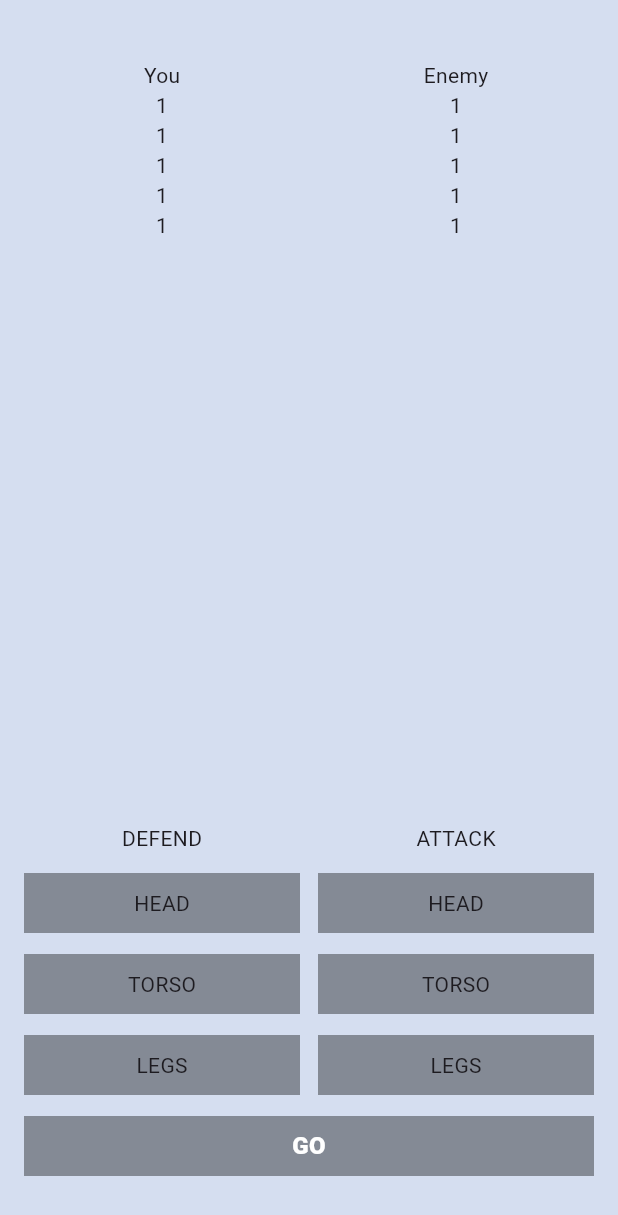
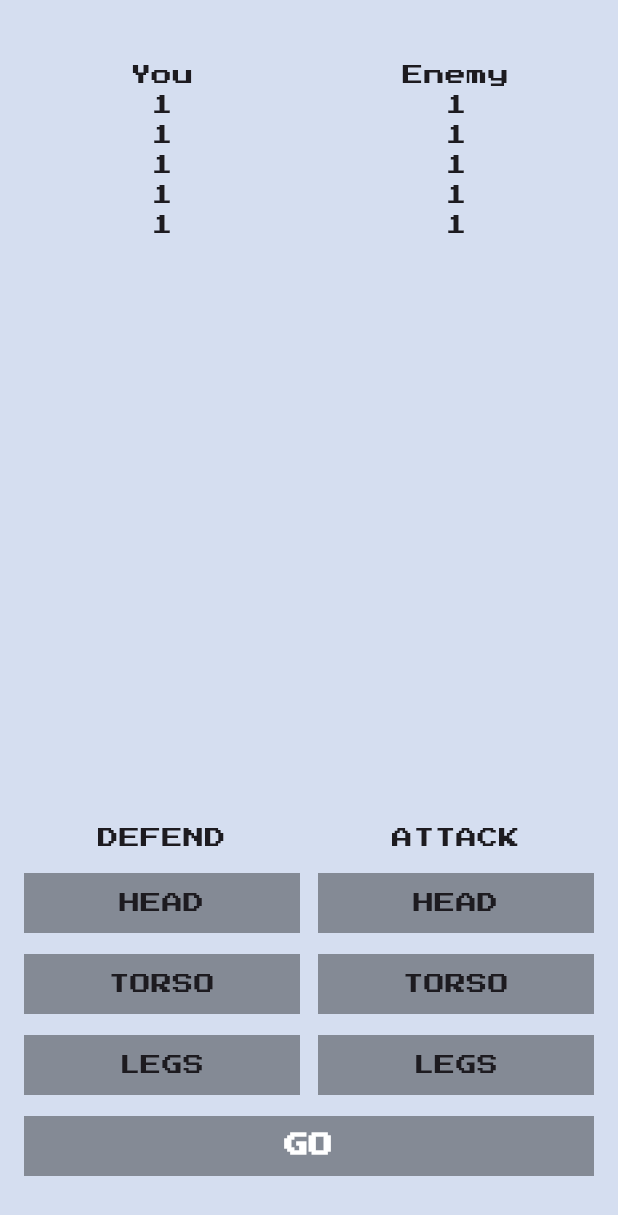
Before and after one commit to rawthriver/flutter_fight_club, a Flutter app: the screen it shows after launch, on a phone screen of 412 x 824 dp. Shown: the top 1215 px of the screen. Run offline on Flutter 3.47's test engine with Material 3 defaults, Android fonts, the phone set to English and light mode, and no system bars; our stand-ins replace google_fonts.

Commit message:
starting new branch

```diff
--- a/lib/main.dart
+++ b/lib/main.dart
@@ -1,4 +1,5 @@
 import 'package:flutter/material.dart';
+import 'package:google_fonts/google_fonts.dart';
 
 void main() {
   runApp(const MyApp());
@@ -10,8 +11,12 @@ class MyApp extends StatelessWidget {
   // This widget is the root of your application.
   @override
   Widget build(BuildContext context) {
-    return const MaterialApp(
-      home: MyHomePage(),
+    return MaterialApp(
+      theme: ThemeData(
+        textTheme:
+            GoogleFonts.pressStart2pTextTheme(Theme.of(context).textTheme),
+      ),
+      home: const MyHomePage(),
     );
   }
 }
```
Also changed, not shown: pubspec.yaml (+6 -69 lines), google_fonts/PressStart2P-Regular.ttf (added), pubspec.lock, 1 other file.
